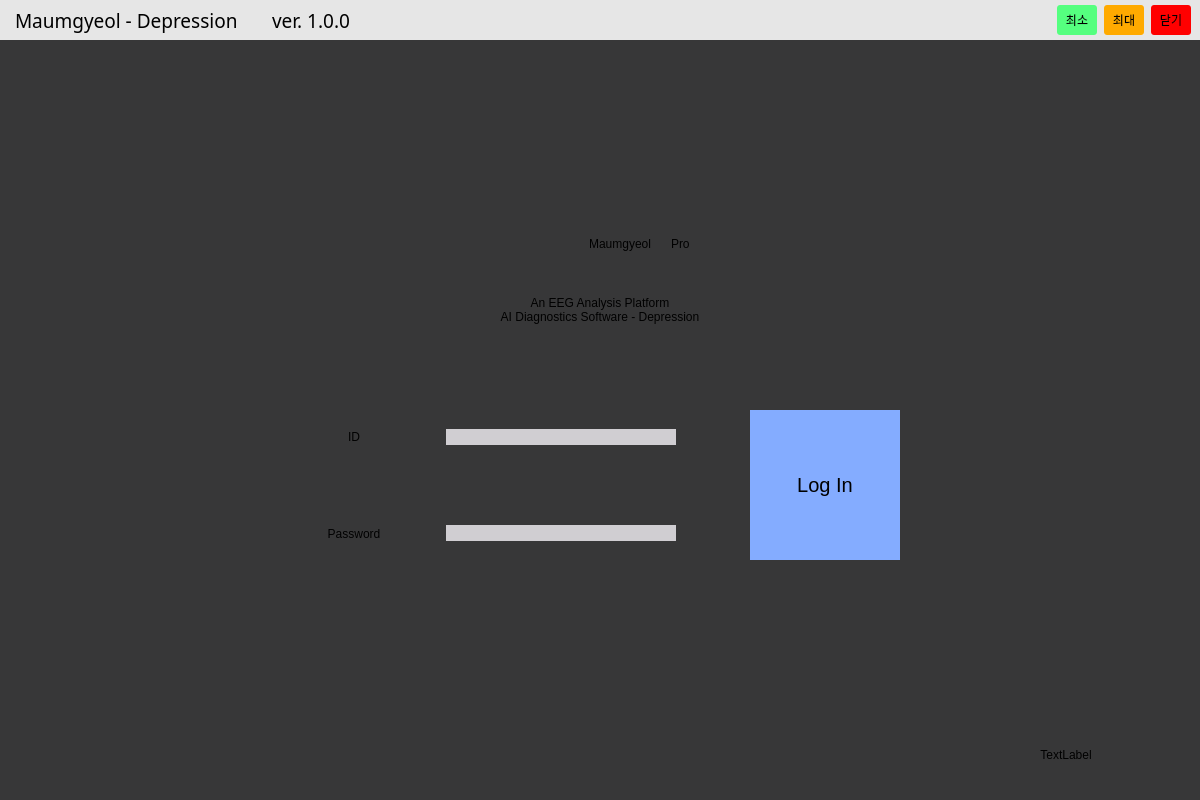
Before: the Qt Designer form ui/loginScreen.ui in youngwookSong/bwave_gui, drawn with Qt 5.
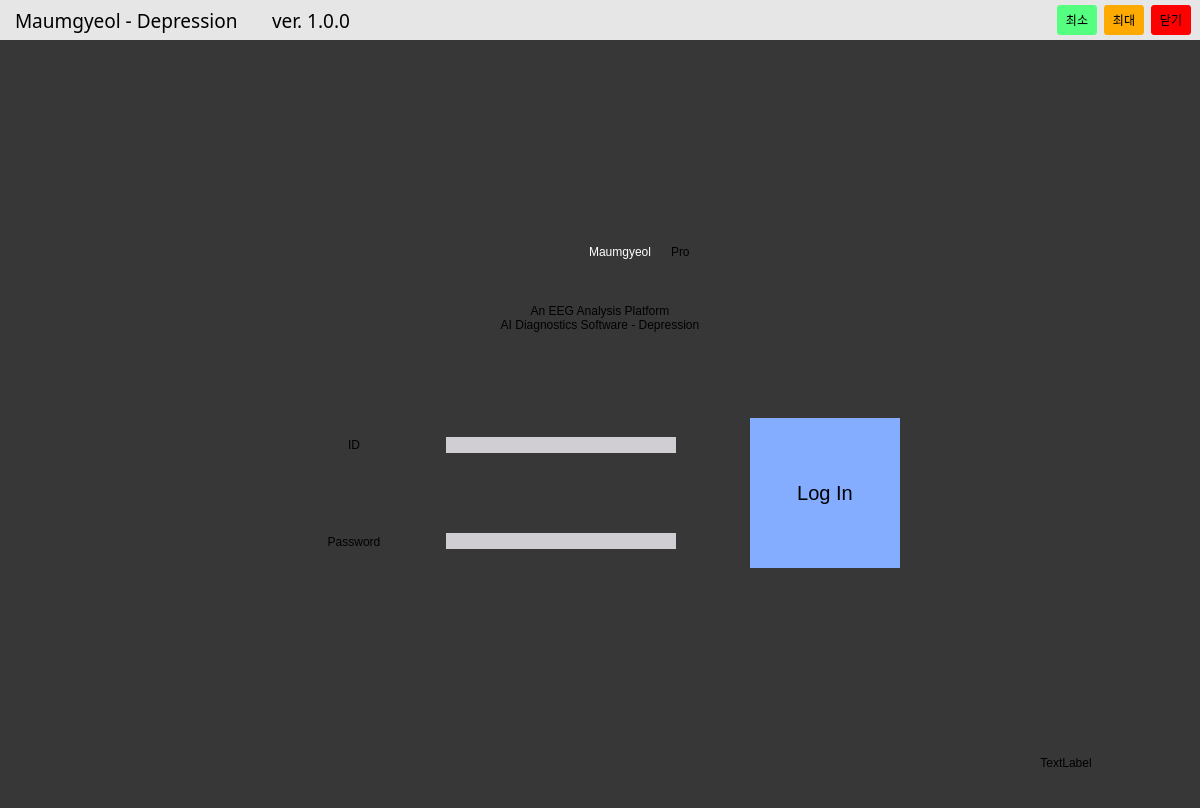
After: the same form once the commit is applied.

Diff of the .ui file:
```diff
--- a/ui/loginScreen.ui
+++ b/ui/loginScreen.ui
@@ -7,7 +7,7 @@
     <x>0</x>
     <y>0</y>
     <width>1200</width>
-    <height>800</height>
+    <height>808</height>
    </rect>
   </property>
   <property name="minimumSize">
@@ -442,7 +442,8 @@
                       <item>
                        <widget class="QLabel" name="label">
                         <property name="styleSheet">
-                         <string notr="true">font: 800 95pt &quot;Nanum Gothic&quot;;</string>
+                         <string notr="true">font: 800 95pt &quot;Nanum Gothic&quot;;
+color: rgb(255, 255, 255);</string>
                         </property>
                         <property name="text">
                          <string>Maumgyeol</string>
```
